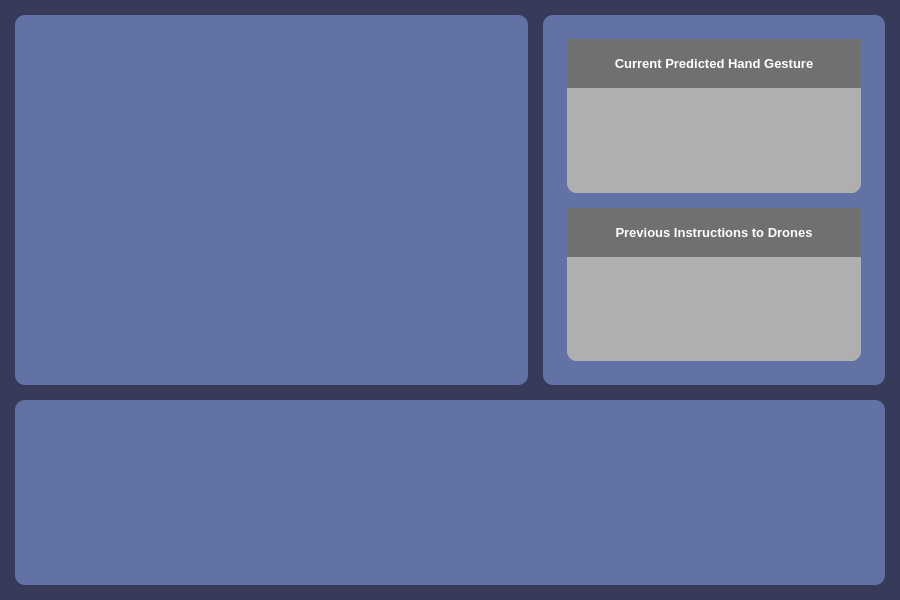
Above: GUI/main.ui from arya-jadhav/dronedance before the change. Below: the same form after it.
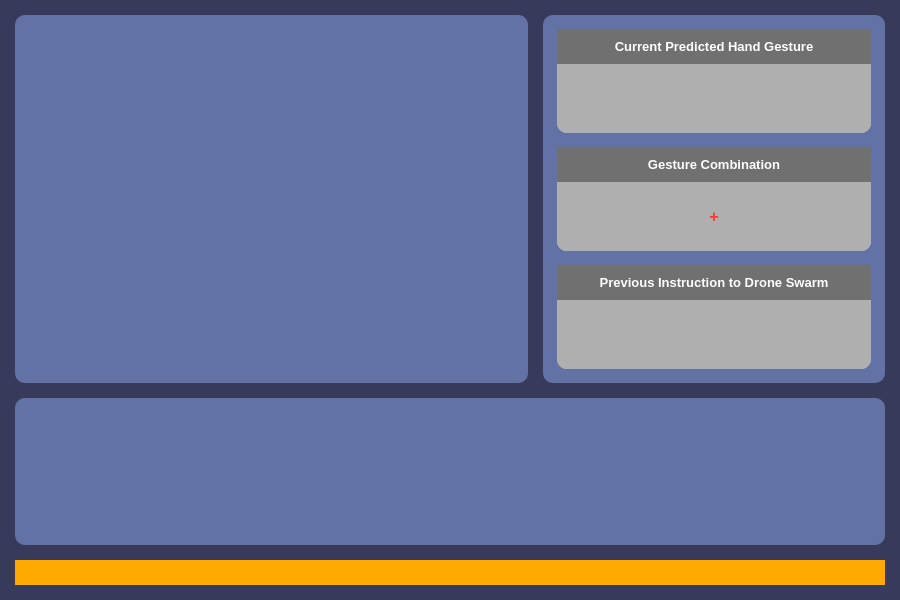
That is the form after the change. The open tabs and pages were chosen to show the change.

```diff
--- a/GUI/main.ui
+++ b/GUI/main.ui
@@ -116,7 +116,7 @@
        </layout>
       </widget>
       <widget class="QWidget" name="page_capture">
-       <layout class="QGridLayout" name="gridLayout_2" rowstretch="2,1" columnstretch="3,2">
+       <layout class="QGridLayout" name="gridLayout_2" rowstretch="15,6,1" columnstretch="3,2">
         <property name="leftMargin">
          <number>15</number>
         </property>
@@ -132,10 +132,10 @@
         <property name="spacing">
          <number>15</number>
         </property>
-        <item row="0" column="0">
-         <layout class="QVBoxLayout" name="verticalLayout_vidCapture">
+        <item row="1" column="0" colspan="2">
+         <layout class="QVBoxLayout" name="verticalLayout_stats">
           <item>
-           <widget class="QFrame" name="frame_vidCapture">
+           <widget class="QFrame" name="frame_stats">
             <property name="styleSheet">
              <string notr="true">background-color: rgb(98, 114, 164);
 border-radius: 10px;</string>
@@ -146,21 +146,6 @@
             <property name="frameShadow">
              <enum>QFrame::Raised</enum>
             </property>
-            <layout class="QVBoxLayout" name="verticalLayout">
-             <item>
-              <widget class="QLabel" name="label_vidCapture">
-               <property name="styleSheet">
-                <string notr="true">border-radius: 10px;</string>
-               </property>
-               <property name="text">
-                <string/>
-               </property>
-               <property name="alignment">
-                <set>Qt::AlignCenter</set>
-               </property>
-              </widget>
-             </item>
-            </layout>
            </widget>
           </item>
          </layout>
@@ -181,21 +166,21 @@
             </property>
             <layout class="QVBoxLayout" name="verticalLayout_3">
              <item>
-              <layout class="QVBoxLayout" name="verticalLayout_info_2" stretch="1,1">
+              <layout class="QVBoxLayout" name="verticalLayout_info_2" stretch="1,1,1">
                <property name="spacing">
-                <number>15</number>
+                <number>14</number>
                </property>
                <property name="leftMargin">
-                <number>15</number>
+                <number>5</number>
                </property>
                <property name="topMargin">
-                <number>15</number>
+                <number>5</number>
                </property>
                <property name="rightMargin">
-                <number>15</number>
+                <number>5</number>
                </property>
                <property name="bottomMargin">
-                <number>15</number>
+                <number>5</number>
                </property>
                <item>
                 <widget class="QFrame" name="frame_handGesture">
@@ -210,6 +195,9 @@
                   <enum>QFrame::Raised</enum>
                  </property>
                  <layout class="QVBoxLayout" name="verticalLayout_5">
+                  <property name="spacing">
+                   <number>0</number>
+                  </property>
                   <property name="leftMargin">
                    <number>0</number>
                   </property>
@@ -224,6 +212,9 @@
                   </property>
                   <item>
                    <layout class="QVBoxLayout" name="verticalLayout_info_3" stretch="1,2">
+                    <property name="spacing">
+                     <number>0</number>
+                    </property>
                     <property name="sizeConstraint">
                      <enum>QLayout::SetFixedSize</enum>
                     </property>
@@ -278,7 +269,7 @@
                          <property name="font">
                           <font>
                            <family>Arial</family>
-                           <pointsize>20</pointsize>
+                           <pointsize>12</pointsize>
                            <weight>75</weight>
                            <bold>true</bold>
                           </font>
@@ -289,6 +280,9 @@
                          <property name="text">
                           <string/>
                          </property>
+                         <property name="textFormat">
+                          <enum>Qt::PlainText</enum>
+                         </property>
                          <property name="alignment">
                           <set>Qt::AlignCenter</set>
                          </property>
@@ -303,7 +297,7 @@
                 </widget>
                </item>
                <item>
-                <widget class="QFrame" name="frame_prevInstructionsToDrones">
+                <widget class="QFrame" name="frame_gestureCombo">
                  <property name="styleSheet">
                   <string notr="true">background-color: rgb(175, 175, 175);</string>
                  </property>
@@ -314,6 +308,9 @@
                   <enum>QFrame::Raised</enum>
                  </property>
                  <layout class="QVBoxLayout" name="verticalLayout_8">
+                  <property name="spacing">
+                   <number>0</number>
+                  </property>
                   <property name="leftMargin">
                    <number>0</number>
                   </property>
@@ -328,11 +325,14 @@
                   </property>
                   <item>
                    <layout class="QVBoxLayout" name="verticalLayout_info_4" stretch="1,2">
+                    <property name="spacing">
+                     <number>0</number>
+                    </property>
                     <property name="sizeConstraint">
                      <enum>QLayout::SetFixedSize</enum>
                     </property>
                     <item>
-                     <widget class="QFrame" name="frame_prevInstructionsToDrones_top">
+                     <widget class="QFrame" name="frame_gestureCombo_top">
                       <property name="styleSheet">
                        <string notr="true">background-color: rgb(112, 112, 112);
 border-radius: 0px;</string>
@@ -345,6 +345,177 @@
                       </property>
                       <layout class="QGridLayout" name="gridLayout_5">
                        <item row="0" column="0">
+                        <widget class="QLabel" name="label_gestureCombo_title">
+                         <property name="font">
+                          <font>
+                           <family>Segoe UI</family>
+                           <pointsize>10</pointsize>
+                           <weight>75</weight>
+                           <bold>true</bold>
+                          </font>
+                         </property>
+                         <property name="text">
+                          <string>Gesture Combination</string>
+                         </property>
+                         <property name="alignment">
+                          <set>Qt::AlignCenter</set>
+                         </property>
+                        </widget>
+                       </item>
+                      </layout>
+                     </widget>
+                    </item>
+                    <item>
+                     <widget class="QFrame" name="frame_gestureCombo_bottom">
+                      <property name="styleSheet">
+                       <string notr="true">border-width : 10px 1px 10px 1px;</string>
+                      </property>
+                      <property name="frameShape">
+                       <enum>QFrame::StyledPanel</enum>
+                      </property>
+                      <property name="frameShadow">
+                       <enum>QFrame::Raised</enum>
+                      </property>
+                      <layout class="QGridLayout" name="gridLayout_6">
+                       <property name="leftMargin">
+                        <number>0</number>
+                       </property>
+                       <property name="topMargin">
+                        <number>0</number>
+                       </property>
+                       <property name="rightMargin">
+                        <number>0</number>
+                       </property>
+                       <property name="bottomMargin">
+                        <number>0</number>
+                       </property>
+                       <item row="1" column="0">
+                        <layout class="QHBoxLayout" name="horizontalLayout_info_1" stretch="3,0,3">
+                         <property name="spacing">
+                          <number>5</number>
+                         </property>
+                         <item>
+                          <widget class="QLabel" name="label_gestureCombo_1">
+                           <property name="font">
+                            <font>
+                             <family>Arial</family>
+                             <pointsize>11</pointsize>
+                             <weight>75</weight>
+                             <bold>true</bold>
+                            </font>
+                           </property>
+                           <property name="styleSheet">
+                            <string notr="true">color: rgb(0, 0, 0);</string>
+                           </property>
+                           <property name="text">
+                            <string/>
+                           </property>
+                           <property name="alignment">
+                            <set>Qt::AlignCenter</set>
+                           </property>
+                          </widget>
+                         </item>
+                         <item>
+                          <widget class="QLabel" name="label_gestureCombo_plus">
+                           <property name="font">
+                            <font>
+                             <family>Arial</family>
+                             <pointsize>12</pointsize>
+                             <weight>75</weight>
+                             <bold>true</bold>
+                            </font>
+                           </property>
+                           <property name="styleSheet">
+                            <string notr="true">color: rgb(255, 55, 55);</string>
+                           </property>
+                           <property name="text">
+                            <string>+</string>
+                           </property>
+                           <property name="alignment">
+                            <set>Qt::AlignCenter</set>
+                           </property>
+                          </widget>
+                         </item>
+                         <item>
+                          <widget class="QLabel" name="label_gestureCombo_2">
+                           <property name="font">
+                            <font>
+                             <family>Arial</family>
+                             <pointsize>11</pointsize>
+                             <weight>75</weight>
+                             <bold>true</bold>
+                            </font>
+                           </property>
+                           <property name="styleSheet">
+                            <string notr="true">color: rgb(0, 0, 0);</string>
+                           </property>
+                           <property name="text">
+                            <string/>
+                           </property>
+                           <property name="alignment">
+                            <set>Qt::AlignCenter</set>
+                           </property>
+                          </widget>
+                         </item>
+                        </layout>
+                       </item>
+                      </layout>
+                     </widget>
+                    </item>
+                   </layout>
+                  </item>
+                 </layout>
+                </widget>
+               </item>
+               <item>
+                <widget class="QFrame" name="frame_prevInstructionsToDrones">
+                 <property name="styleSheet">
+                  <string notr="true">background-color: rgb(175, 175, 175);</string>
+                 </property>
+                 <property name="frameShape">
+                  <enum>QFrame::StyledPanel</enum>
+                 </property>
+                 <property name="frameShadow">
+                  <enum>QFrame::Raised</enum>
+                 </property>
+                 <layout class="QVBoxLayout" name="verticalLayout_2">
+                  <property name="spacing">
+                   <number>0</number>
+                  </property>
+                  <property name="leftMargin">
+                   <number>0</number>
+                  </property>
+                  <property name="topMargin">
+                   <number>0</number>
+                  </property>
+                  <property name="rightMargin">
+                   <number>0</number>
+                  </property>
+                  <property name="bottomMargin">
+                   <number>0</number>
+                  </property>
+                  <item>
+                   <layout class="QVBoxLayout" name="verticalLayout_info_5" stretch="1,2">
+                    <property name="spacing">
+                     <number>0</number>
+                    </property>
+                    <property name="sizeConstraint">
+                     <enum>QLayout::SetFixedSize</enum>
+                    </property>
+                    <item>
+                     <widget class="QFrame" name="frame_prevInstructionsToDrones_top">
+                      <property name="styleSheet">
+                       <string notr="true">background-color: rgb(112, 112, 112);
+border-radius: 0px;</string>
+                      </property>
+                      <property name="frameShape">
+                       <enum>QFrame::StyledPanel</enum>
+                      </property>
+                      <property name="frameShadow">
+                       <enum>QFrame::Raised</enum>
+                      </property>
+                      <layout class="QGridLayout" name="gridLayout_7">
+                       <item row="0" column="0">
                         <widget class="QLabel" name="label_prevInstructionsToDrones_title">
                          <property name="font">
                           <font>
@@ -355,7 +526,7 @@
                           </font>
                          </property>
                          <property name="text">
-                          <string>Previous Instructions to Drones</string>
+                          <string>Previous Instruction to Drone Swarm</string>
                          </property>
                          <property name="alignment">
                           <set>Qt::AlignCenter</set>
@@ -376,12 +547,12 @@
                       <property name="frameShadow">
                        <enum>QFrame::Raised</enum>
                       </property>
-                      <layout class="QGridLayout" name="gridLayout_6">
+                      <layout class="QGridLayout" name="gridLayout_8">
                        <item row="0" column="0">
                         <widget class="QLabel" name="label_prevInstructionsToDrones_instructions">
                          <property name="font">
                           <font>
-                           <family>Segoe UI</family>
+                           <family>Arial</family>
                            <pointsize>12</pointsize>
                            <weight>75</weight>
                            <bold>true</bold>
@@ -413,10 +584,10 @@
           </item>
          </layout>
         </item>
-        <item row="1" column="0" colspan="2">
-         <layout class="QVBoxLayout" name="verticalLayout_stats">
+        <item row="0" column="0">
+         <layout class="QVBoxLayout" name="verticalLayout_vidCapture">
           <item>
-           <widget class="QFrame" name="frame_stats">
+           <widget class="QFrame" name="frame_vidCapture">
             <property name="styleSheet">
              <string notr="true">background-color: rgb(98, 114, 164);
 border-radius: 10px;</string>
@@ -427,10 +598,46 @@
             <property name="frameShadow">
              <enum>QFrame::Raised</enum>
             </property>
+            <layout class="QVBoxLayout" name="verticalLayout">
+             <item>
+              <widget class="QLabel" name="label_vidCapture">
+               <property name="styleSheet">
+                <string notr="true">border-radius: 10px;</string>
+               </property>
+               <property name="text">
+                <string/>
+               </property>
+               <property name="alignment">
+                <set>Qt::AlignCenter</set>
+               </property>
+              </widget>
+             </item>
+            </layout>
            </widget>
           </item>
          </layout>
         </item>
+        <item row="2" column="0" colspan="2">
+         <widget class="QLabel" name="label_warning">
+          <property name="font">
+           <font>
+            <family>Arial</family>
+            <weight>75</weight>
+            <bold>true</bold>
+           </font>
+          </property>
+          <property name="styleSheet">
+           <string notr="true">background-color: rgb(255, 170, 0);
+color: rgb(0, 0, 0);</string>
+          </property>
+          <property name="text">
+           <string/>
+          </property>
+          <property name="alignment">
+           <set>Qt::AlignCenter</set>
+          </property>
+         </widget>
+        </item>
        </layout>
       </widget>
      </widget>
```
Left out of the diff: 2 changed lines with no effect on the pictures.
